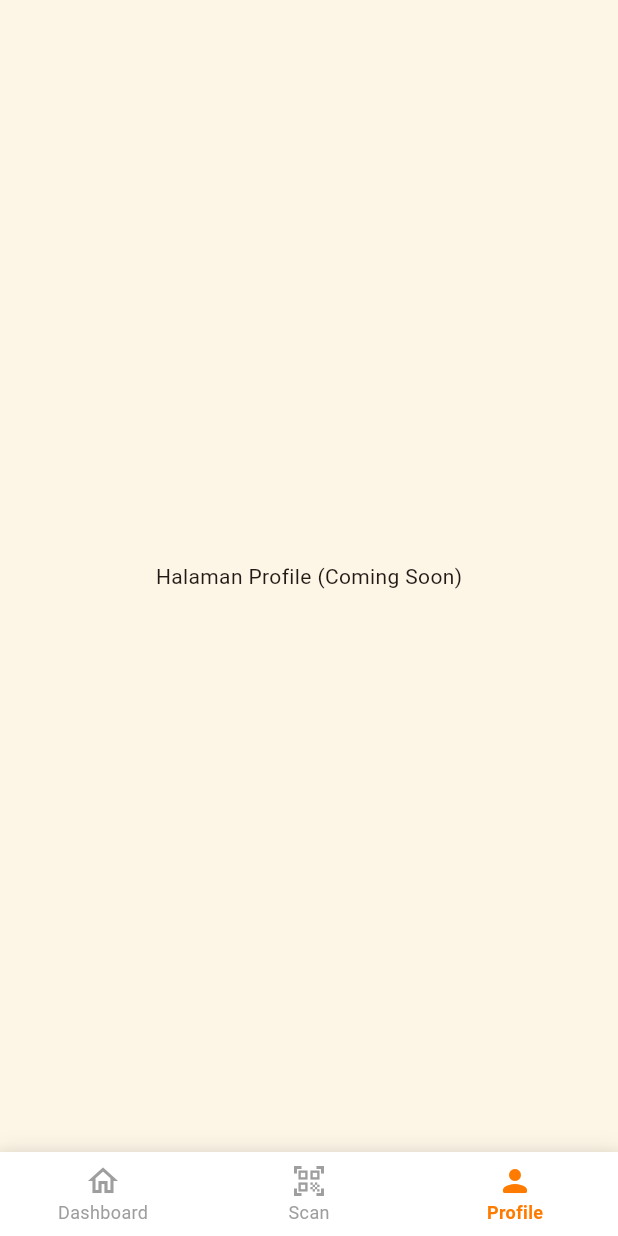
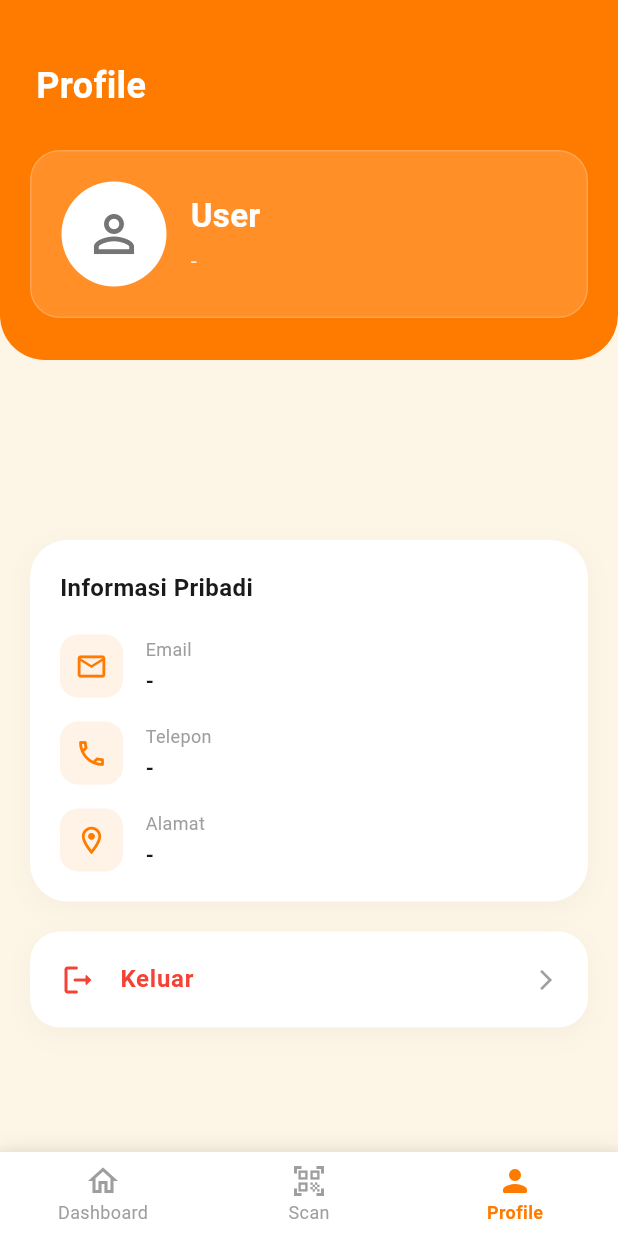
Before and after one commit to ItsMee04/mobile-scan-app-flutter, a Flutter app: the MainLayout screen opened by its route, item 3 of the bottom bar chosen, on a phone screen of 412 x 824 dp. Run offline on Flutter 3.47's test engine with Material 3 defaults, Android fonts, the light colour scheme and no system bars; our stand-ins replace dio, flutter_dotenv, shared_preferences; accounts and stored records are empty; network calls fail.

Commit message:
Update Features : Update Profile

```diff
--- a/lib/core/services/session_service.dart
+++ b/lib/core/services/session_service.dart
@@ -5,7 +5,7 @@ class SessionService {
   static const String _tokenKey = 'access_token';
   static const String _userKey = 'user_data';
 
-  // Menyimpan token dan data user setelah sukses login
+  // Menyimpan token dan data user setelah sukses login (Tetap dipertahankan utuh)
   static Future<void> saveSession(
     String token,
     Map<String, dynamic> userData,
@@ -37,19 +37,17 @@ class SessionService {
     return token != null;
   }
 
-  // Hapus sesi saat logout
+  // Hapus sesi saat logout (Membersihkan key utama Anda)
   static Future<void> clearSession() async {
     final prefs = await SharedPreferences.getInstance();
     await prefs.remove(_tokenKey);
     await prefs.remove(_userKey);
   }
 
-  // Tambahkan atau pastikan fungsi ini ada di dalam class SessionService Anda
+  // Mengambil Nama User (Sesuai kode Anda)
   static Future<String> getUserName() async {
     final prefs = await SharedPreferences.getInstance();
-    final userDataString = prefs.getString(
-      'user_data',
-    ); // Sesuai nama key saat saveSession kemarin
+    final userDataString = prefs.getString(_userKey);
 
     if (userDataString != null) {
       final Map<String, dynamic> user = jsonDecode(userDataString);
@@ -58,15 +56,56 @@ class SessionService {
     return 'User';
   }
 
+  // --- TAMBAHKAN 3 FUNGSI GETTER BARU MEMBEDAH JSON ANDA ---
+
+  // Mengambil Email User
+  static Future<String> getUserEmail() async {
+    final prefs = await SharedPreferences.getInstance();
+    final userDataString = prefs.getString(_userKey);
+
+    if (userDataString != null) {
+      final Map<String, dynamic> user = jsonDecode(userDataString);
+      return user['email'] ?? '-';
+    }
+    return '-';
+  }
+
+  // Mengambil Kontak (Telepon) User
+  static Future<String> getUserKontak() async {
+    final prefs = await SharedPreferences.getInstance();
+    final userDataString = prefs.getString(_userKey);
+
+    if (userDataString != null) {
+      final Map<String, dynamic> user = jsonDecode(userDataString);
+      return user['kontak'] ?? '-';
+    }
+    return '-';
+  }
+
+  // Mengambil Alamat (Lokasi) User
+  static Future<String> getUserAlamat() async {
+    final prefs = await SharedPreferences.getInstance();
+    final userDataString = prefs.getString(_userKey);
+
+    if (userDataString != null) {
+      final Map<String, dynamic> user = jsonDecode(userDataString);
+      return user['alamat'] ?? '-';
+    }
+    return '-';
+  }
+
+  // Fungsi Logout dimodifikasi sedikit agar ikut membersihkan tokenKey & userKey asli Anda
   static Future<bool> logout() async {
     final prefs = await SharedPreferences.getInstance();
 
-    // Menghapus data token dan status login dari memori lokal HP
+    // Menghapus data token dan status login dari memori lokal HP sesuai key Anda
+    await prefs.remove(_tokenKey);
+    await prefs.remove(_userKey);
+
+    // Opsional: Tetap hapus key cadangan jika memang pernah terpakai di main.dart
     await prefs.remove('token');
     await prefs.remove('user_name');
-    await prefs.remove(
-      'is_logged_in',
-    ); // sesuaikan dengan key yang Anda pakai di main.dart
+    await prefs.remove('is_logged_in');
 
     return true;
   }
--- /dev/null
+++ b/lib/features/profile/components/profile_header.dart
@@ -0,0 +1,89 @@
+import 'package:flutter/material.dart';
+
+class ProfileHeader extends StatelessWidget {
+  final String name;
+  final String email;
+
+  const ProfileHeader({super.key, required this.name, required this.email});
+
+  @override
+  Widget build(BuildContext context) {
+    return Stack(
+      clipBehavior: Clip.none,
+      children: [
+        // Background Oranye Atas
+        Container(
+          width: double.infinity,
+          height: 240,
+          decoration: const BoxDecoration(
+            color: Color(0xFFFF7B00),
+            borderRadius: BorderRadius.only(
+              bottomLeft: Radius.circular(30),
+              bottomRight: Radius.circular(30),
+            ),
+          ),
+          padding: const EdgeInsets.only(top: 40, left: 24),
+          child: const Text(
+            'Profile',
+            style: TextStyle(
+              fontSize: 24,
+              fontWeight: FontWeight.bold,
+              color: Colors.white,
+            ),
+          ),
+        ),
+        // Card Profil Putih/Transparan Tengah
+        Positioned(
+          top: 100,
+          left: 20,
+          right: 20,
+          child: Container(
+            padding: const EdgeInsets.all(20),
+            decoration: BoxDecoration(
+              color: Colors.white.withValues(alpha: 0.15),
+              borderRadius: BorderRadius.circular(20),
+              border: Border.all(color: Colors.white.withValues(alpha: 0.2)),
+            ),
+            child: Row(
+              children: [
+                CircleAvatar(
+                  radius: 35,
+                  backgroundColor: Colors.white,
+                  child: Icon(
+                    Icons.person_outline,
+                    size: 40,
+                    color: Colors.grey[600],
+                  ),
+                ),
+                const SizedBox(width: 16),
+                Expanded(
+                  child: Column(
+                    crossAxisAlignment: CrossAxisAlignment.start,
+                    children: [
+                      Text(
+                        name,
+                        style: const TextStyle(
+                          fontSize: 22,
+                          fontWeight: FontWeight.bold,
+                          color: Colors.white,
+                        ),
+                      ),
+                      const SizedBox(height: 4),
+                      Text(
+                        email,
+                        style: TextStyle(
+                          fontSize: 14,
+                          color: Colors.white.withValues(alpha: 0.8),
+                        ),
+                      ),
+                    ],
+                  ),
+                ),
+              ],
+            ),
+          ),
+        ),
+      ],
+    );
+  }
+}
--- /dev/null
+++ b/lib/features/profile/components/profile_info.dart
@@ -0,0 +1,92 @@
+import 'package:flutter/material.dart';
+
+class ProfileInfo extends StatelessWidget {
+  final String email;
+  final String phone;
+  final String location; // Ini akan menerima data alamat
+
+  const ProfileInfo({
+    super.key,
+    required this.email,
+    required this.phone,
+    required this.location,
+  });
+
+  @override
+  Widget build(BuildContext context) {
+    return Container(
+      margin: const EdgeInsets.symmetric(horizontal: 20),
+      padding: const EdgeInsets.all(20),
+      decoration: BoxDecoration(
+        color: Colors.white,
+        borderRadius: BorderRadius.circular(25),
+        boxShadow: [
+          BoxShadow(
+            color: Colors.black.withValues(alpha: 0.03),
+            blurRadius: 15,
+            offset: const Offset(0, 5),
+          ),
+        ],
+      ),
+      child: Column(
+        crossAxisAlignment: CrossAxisAlignment.start,
+        children: [
+          const Text(
+            'Informasi Pribadi',
+            style: TextStyle(
+              fontSize: 16,
+              fontWeight: FontWeight.bold,
+              color: Color(0xFF1A1A1A),
+            ),
+          ),
+          const SizedBox(height: 20),
+          _buildInfoRow(Icons.email_outlined, 'Email', email),
+          const SizedBox(height: 16),
+          _buildInfoRow(Icons.phone_outlined, 'Telepon', phone),
+          const SizedBox(height: 16),
+          _buildInfoRow(
+            Icons.location_on_outlined,
+            'Alamat', // <- KATA "LOKASI" SUDAH DIGANTI JADI "ALAMAT"
+            location,
+          ),
+        ],
+      ),
+    );
+  }
+
+  Widget _buildInfoRow(IconData icon, String label, String value) {
+    return Row(
+      children: [
+        Container(
+          padding: const EdgeInsets.all(10),
+          decoration: BoxDecoration(
+            color: const Color(0xFFFF7B00).withValues(alpha: 0.1),
+            borderRadius: BorderRadius.circular(12),
+          ),
+          child: Icon(icon, color: const Color(0xFFFF7B00), size: 22),
+        ),
+        const SizedBox(width: 15),
+        Expanded(
+          child: Column(
+            crossAxisAlignment: CrossAxisAlignment.start,
+            children: [
+              Text(
+                label,
+                style: const TextStyle(color: Colors.grey, fontSize: 12),
+              ),
+              const SizedBox(height: 2),
+              Text(
+                value,
+                style: const TextStyle(
+                  fontSize: 14,
+                  fontWeight: FontWeight.w600,
+                  color: Color(0xFF1A1A1A),
+                ),
+              ),
+            ],
+          ),
+        ),
+      ],
+    );
+  }
+}
--- /dev/null
+++ b/lib/features/profile/services/profile_service.dart
@@ -0,0 +1,24 @@
+import 'dart:developer' as developer;
+import '../../../core/services/session_service.dart';
+
+class ProfileService {
+  // Fungsi logout untuk menghapus sesi lokal
+  Future<bool> logoutUser() async {
+    try {
+      final success = await SessionService.logout();
+      developer.log(
+        'User berhasil logout dari sistem',
+        name: 'profile.service',
+      );
+      return success;
+    } catch (e, stackTrace) {
+      developer.log(
+        'Gagal melakukan logout',
+        error: e,
+        stackTrace: stackTrace,
+        name: 'profile.service',
+      );
+      return false;
+    }
+  }
+}
--- /dev/null
+++ b/lib/features/profile/views/profile_view.dart
@@ -0,0 +1,115 @@
+import 'package:flutter/material.dart';
+import '../../../core/services/session_service.dart';
+import '../components/profile_header.dart';
+import '../components/profile_info.dart';
+import '../services/profile_service.dart';
+
+class ProfileView extends StatelessWidget {
+  const ProfileView({super.key});
+
+  @override
+  Widget build(BuildContext context) {
+    final profileService = ProfileService();
+
+    return FutureBuilder<List<String>>(
+      // Mengambil ke-4 data session secara paralel dari SharedPreferences
+      future: Future.wait([
+        SessionService.getUserName(), // index 0
+        SessionService.getUserEmail(), // index 1
+        SessionService.getUserKontak(), // index 2
+        SessionService.getUserAlamat(), // index 3
+      ]),
+      builder: (context, snapshot) {
+        // Tampilkan loading jika data session sedang dibaca
+        if (snapshot.connectionState == ConnectionState.waiting) {
+          return const Scaffold(
+            backgroundColor: Color(0xFFFDF5E6),
+            body: Center(
+              child: CircularProgressIndicator(color: Color(0xFFFF7B00)),
+            ),
+          );
+        }
+
+        // Petakan hasil snapshot ke variabel lokal
+        final List<String> userData = snapshot.data ?? ['Admin', '-', '-', '-'];
+        final String currentUserName = userData[0];
+        final String currentUserEmail = userData[1];
+        final String currentUserKontak = userData[2];
+        final String currentUserAlamat = userData[3];
+
+        return Scaffold(
+          backgroundColor: const Color(0xFFFDF5E6),
+          body: SingleChildScrollView(
+            child: Column(
+              children: [
+                // 1. Komponen Header (Nama & Email Dinamis)
+                ProfileHeader(name: currentUserName, email: currentUserEmail),
+
+                const SizedBox(
+                  height: 120,
+                ), // Spasi penyeimbang posisi stack card atas
+                // 2. Komponen Informasi Pribadi (Dinamis dari Response Login)
+                ProfileInfo(
+                  email: currentUserEmail,
+                  phone: currentUserKontak, // Mengambil data kontak
+                  location: currentUserAlamat, // Mengambil data alamat
+                ),
+
+                const SizedBox(height: 20),
+
+                // 3. Tombol Keluar Tunggal
+                Container(
+                  margin: const EdgeInsets.symmetric(horizontal: 20),
+                  decoration: BoxDecoration(
+                    color: Colors.white,
+                    borderRadius: BorderRadius.circular(20),
+                    boxShadow: [
+                      BoxShadow(
+                        color: Colors.black.withValues(alpha: 0.03),
+                        blurRadius: 15,
+                        offset: const Offset(0, 5),
+                      ),
+                    ],
+                  ),
+                  child: ListTile(
+                    contentPadding: const EdgeInsets.symmetric(
+                      horizontal: 20,
+                      vertical: 4,
+                    ),
+                    leading: const Icon(
+                      Icons.logout_rounded,
+                      color: Colors.red,
+                    ),
+                    title: const Text(
+                      'Keluar',
+                      style: TextStyle(
+                        color: Colors.red,
+                        fontWeight: FontWeight.bold,
+                      ),
+                    ),
+                    trailing: const Icon(
+                      Icons.arrow_forward_ios,
+                      size: 16,
+                      color: Colors.grey,
+                    ),
+                    onTap: () async {
+                      final success = await profileService.logoutUser();
+                      if (success && context.mounted) {
+                        Navigator.pushNamedAndRemoveUntil(
+                          context,
+                          '/login',
+                          (route) => false,
+                        );
+                      }
+                    },
+                  ),
+                ),
+                const SizedBox(height: 25),
+              ],
+            ),
+          ),
+        );
+      },
+    );
+  }
+}
--- a/lib/layouts/main_layout.dart
+++ b/lib/layouts/main_layout.dart
@@ -1,5 +1,6 @@
 import 'package:flutter/material.dart';
 import '../features/dashboard/views/dashboard_view.dart';
+import '../features/profile/views/profile_view.dart';
 
 class MainLayout extends StatefulWidget {
   const MainLayout({super.key});
@@ -15,7 +16,7 @@ class _MainLayoutState extends State<MainLayout> {
   final List<Widget> _pages = [
     const DashboardView(), // <-- Komponen dari fitur dashboard
     const Center(child: Text('Halaman Scan (Coming Soon)')),
-    const Center(child: Text('Halaman Profile (Coming Soon)')),
+    const ProfileView(), // <-- Komponen dari fitur profile
   ];
 
   @override
```
